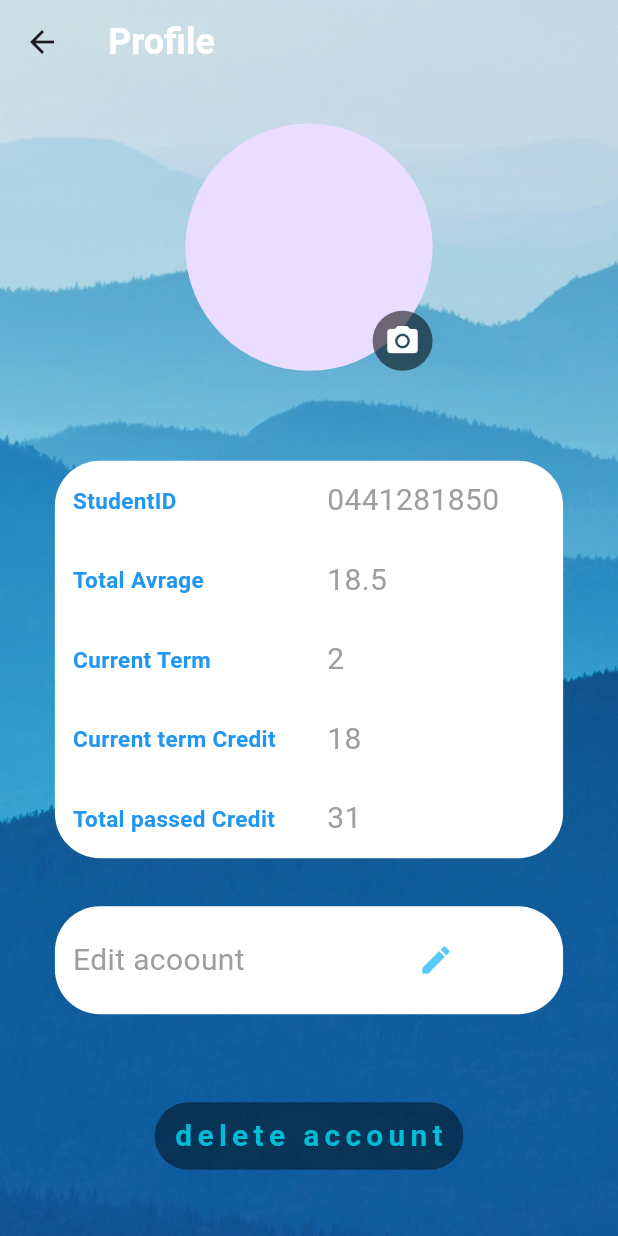
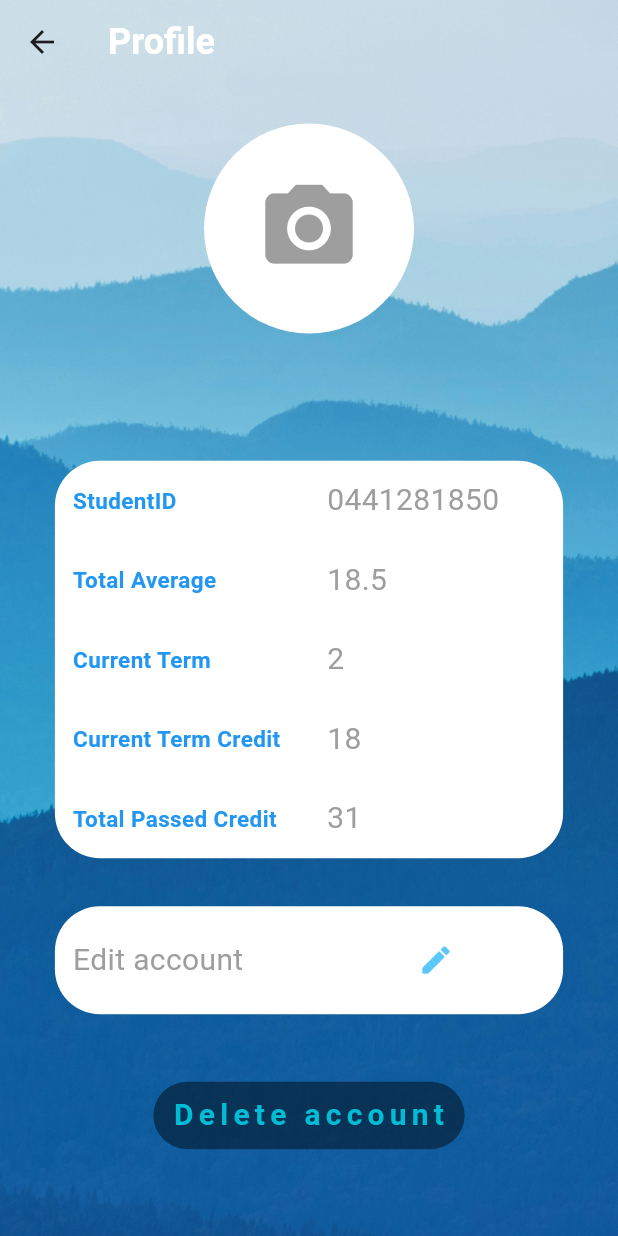
Before and after one commit to AloofAli/danshjoyar-flutter, a Flutter app: the profileScreen screen opened directly with empty values, after a tap on the "camera alt" icon, on a phone screen of 412 x 824 dp. Run offline on Flutter 3.47's test engine with Material 3 defaults, Android fonts, the phone set to English and light mode, and no system bars; our stand-ins replace file_picker, image_picker, toastification.

Commit message:
debug profilePage.dart

```diff
--- a/lib/pages/profilePage.dart
+++ b/lib/pages/profilePage.dart
@@ -8,22 +8,22 @@ import 'package:flutter/material.dart';
 import 'package:flutter/painting.dart';
 import 'package:flutter/rendering.dart';
 import 'package:flutter/widgets.dart';
+import 'package:image_picker/image_picker.dart';
 
 class profileScreen extends StatefulWidget {
   final String username;
-
   final String password;
 
-  const profileScreen(
-      {super.key, required this.username, required this.password});
+  const profileScreen({super.key, required this.username, required this.password});
 
   @override
   State<profileScreen> createState() => _profileScreenState(username, password);
 }
 
+File? _image;
+
 class _profileScreenState extends State<profileScreen> {
   final String username;
-
   final String password;
 
   _profileScreenState(this.username, this.password);
@@ -37,22 +37,20 @@ class _profileScreenState extends State<profileScreen> {
   Widget build(BuildContext context) {
     final width = MediaQuery.of(context).size.width;
     final height = MediaQuery.of(context).size.height;
-    File? _image;
 
     return Stack(
       children: <Widget>[
         Scaffold(
           extendBodyBehindAppBar: true,
-
           appBar: AppBar(
-backgroundColor:Colors.transparent,
+            backgroundColor: Colors.transparent,
             title: Text(
               "Profile",
               style: TextStyle(
                 color: Colors.white,
                 fontSize: 24,
                 fontWeight: FontWeight.bold,
-                )
+              ),
             ),
           ),
           body: SingleChildScrollView(
@@ -61,10 +59,10 @@ backgroundColor:Colors.transparent,
               child: Container(
                 decoration: BoxDecoration(
                   image: DecorationImage(
-                        image: AssetImage(
-                            "lib/asset/images/alex-shutin-kKvQJ6rK6S4-unsplash.jpg"),
+                    image: AssetImage("lib/asset/images/alex-shutin-kKvQJ6rK6S4-unsplash.jpg"),
                     fit: BoxFit.cover,
-                    )),
+                  ),
+                ),
                 child: Stack(
                   alignment: Alignment.topCenter,
                   children: <Widget>[
@@ -73,53 +71,32 @@ backgroundColor:Colors.transparent,
                       child: Column(
                         crossAxisAlignment: CrossAxisAlignment.center,
                         children: <Widget>[
-                          Stack(
-                            children: [
-                              CircleAvatar(
-                                backgroundImage:
-                                    _image != null ? FileImage(_image!) : null,
-                                radius: height / 10,
-                              ),
-                              Positioned(
-                                bottom: 0,
-                                right: 0,
-                                child: GestureDetector(
+                          GestureDetector(
+                            onTap: _load,
                             child: CircleAvatar(
-                                    backgroundColor: Colors.black54,
-                                    radius: 20,
-                                    child: IconButton(
-                                      icon: Icon(Icons.camera_alt),
-                                      color: Colors.white,
-                                      onPressed: () async {
-                                        FilePickerResult? result =
-                                            await FilePicker.platform.pickFiles(
-                                                type: FileType.image);
-                                        if (result != null) {
-                                          File file =
-                                              File(result.files.single.path!);
-                                          setState(() {
-                                            _image = file;
-                                          });
-                                        } else {
-                                          // User canceled the picker
-                                        }
-                                      },
+                              radius: 70,
+                              backgroundColor: Colors.white,
+                              child: ClipOval(
+                                child: _image == null
+                                    ? Icon(Icons.camera_alt, size: 70, color: Colors.grey)
+                                    : Image.file(
+                                  _image!,
+                                  fit: BoxFit.cover,
+                                  width: 140,
+                                  height: 140,
                                 ),
                               ),
                             ),
                           ),
-                            ],
-                          ),
-                          SizedBox(
-                            height: height / 100,
-                          ),
+                          SizedBox(height: height / 100),
                           Text(
-                            "$username",
+                            username,
                             style: const TextStyle(
                               fontSize: 24.0,
                               color: Colors.white,
-                                fontWeight: FontWeight.bold),
-                          )
+                              fontWeight: FontWeight.bold,
+                            ),
+                          ),
                         ],
                       ),
                     ),
@@ -127,89 +104,81 @@ backgroundColor:Colors.transparent,
                       padding: EdgeInsets.only(top: height / 3),
                     ),
                     Padding(
-                      padding: EdgeInsets.only(
-                          top: height / 3, left: width / 20, right: width / 20),
+                      padding: EdgeInsets.only(top: height / 3, left: width / 20, right: width / 20),
                       child: Column(
                         children: <Widget>[
-                          SizedBox(height: height/50,),
+                          SizedBox(height: height / 50),
                           Column(
                             children: [
                               Container(
                                 decoration: BoxDecoration(
                                   color: Colors.white,
-                                    borderRadius: BorderRadius.circular(30.0)),
+                                  borderRadius: BorderRadius.circular(30.0),
+                                ),
                                 margin: const EdgeInsets.all(16.0),
                                 child: Table(
-                                  defaultVerticalAlignment:
-                                      TableCellVerticalAlignment.middle,
+                                  defaultVerticalAlignment: TableCellVerticalAlignment.middle,
                                   children: [
                                     _buildTableRow("StudentID", "0441281850"),
-                                    _buildTableRow("Total Avrage", "18.5"),
+                                    _buildTableRow("Total Average", "18.5"),
                                     _buildTableRow("Current Term", "2"),
-                                    _buildTableRow("Current term Credit", "18"),
-                                    _buildTableRow("Total passed Credit", "31"),
+                                    _buildTableRow("Current Term Credit", "18"),
+                                    _buildTableRow("Total Passed Credit", "31"),
                                   ],
                                 ),
                               ),
                               Container(
                                 decoration: BoxDecoration(
                                   color: Colors.white,
-                                    borderRadius: BorderRadius.circular(30.0)),
+                                  borderRadius: BorderRadius.circular(30.0),
+                                ),
                                 margin: const EdgeInsets.all(16.0),
                                 child: Table(
-                                    defaultVerticalAlignment:
-                                        TableCellVerticalAlignment.middle,
+                                  defaultVerticalAlignment: TableCellVerticalAlignment.middle,
                                   children: [
                                     TableRow(
                                       children: [
                                         TableCell(
                                           child: Padding(
-                                              padding:
-                                                  const EdgeInsets.all(12.0),
+                                            padding: const EdgeInsets.all(12.0),
                                             child: Text(
-                                                "Edit acoount",
-                                                style: const TextStyle(
-                                                    color: Colors.grey,
-                                                    fontSize: 20),
+                                              "Edit account",
+                                              style: const TextStyle(color: Colors.grey, fontSize: 20),
                                             ),
                                           ),
                                         ),
                                         TableCell(
+
                                           child: Padding(
                                             padding: EdgeInsets.all(12.0),
                                             child: IconButton(
                                               splashColor: Colors.white,
                                               tooltip: "Edit account",
+
                                               icon: Icon(
-                                                  // Based on passwordVisible state choose the icon
                                                 Icons.edit,
-                                                  color: CupertinoColors
-                                                      .systemTeal,
+                                                color: CupertinoColors.systemTeal,
                                               ),
                                               onPressed: () {
                                                 setState(() {});
                                                 Navigator.push(
                                                   context,
                                                   MaterialPageRoute(
-                                                          builder: (context) =>
-                                                              EditAccount(
-                                                                  username:
-                                                                      username,
-                                                                  password:
-                                                                      password)));
+                                                    builder: (context) => EditAccount(username: username, password: password),
+                                                  ),
+                                                );
                                               },
                                             ),
                                           ),
                                         ),
                                       ],
                                     ),
-                                    ]),
-                              )
                                   ],
                                 ),
-                          SizedBox(
-                            height: height / 20,
                               ),
+                            ],
+                          ),
+                          SizedBox(height: height / 30),
                           TextButton(
                             style: ElevatedButton.styleFrom(
                               shape: const StadiumBorder(),
@@ -219,37 +188,37 @@ backgroundColor:Colors.transparent,
                               context: context,
                               builder: (BuildContext context) => AlertDialog(
                                 title: const Text('Are you sure?'),
-                                content: const Text(
-                                    '"Warning: This button permanently deletes your account and all associated data. Proceed with caution, as this action cannot be undone."'),
+                                content: const Text('"Warning: This button permanently deletes your account and all associated data. Proceed with caution, as this action cannot be undone."'),
                                 actions: <Widget>[
                                   TextButton(
-                                    onPressed: () =>
-                                        Navigator.pop(context, 'Cancel'),
-                                    child: const Text('No'
-                                        ''),
+                                    onPressed: () => Navigator.pop(context, 'Cancel'),
+                                    child: const Text('No'),
                                   ),
                                   TextButton(
                                     child: const Text('Yes'),
                                     onPressed: () => Navigator.push(
                                       context,
                                       MaterialPageRoute(
-                                            builder: (context) =>
-                                                const SignUpPage())),
+                                        builder: (context) => const SignUpPage(),
+                                      ),
+                                    ),
                                   ),
                                 ],
                               ),
                             ),
-                            child: const Text('delete account',
+                            child: const Text(
+                              'Delete account',
                               style: TextStyle(
                                 letterSpacing: 3.5,
                                 color: Colors.cyan,
                                 fontSize: 20.0,
                                 fontWeight: FontWeight.bold,
-                                )),
+                              ),
+                            ),
                           ),
                         ],
                       ),
-                    )
+                    ),
                   ],
                 ),
               ),
@@ -258,6 +227,22 @@ backgroundColor:Colors.transparent,
         ),
       ],
     );
+  }
+
+  void _loadimage(File file) {
+    setState(() {
+      _image = file;
+    });
+  }
+
+  Future<void> _load() async {
+    var picker = ImagePicker();
+    final pickedFile = await picker.pickImage(source: ImageSource.gallery);
+    setState(() {
+      if (pickedFile != null) {
+        _image = File(pickedFile.path);
+      }
+    });
   }
 }
 
@@ -269,8 +254,7 @@ TableRow _buildTableRow(String label, String value) {
           padding: const EdgeInsets.all(12.0),
           child: Text(
             label,
-            style: const TextStyle(
-                fontWeight: FontWeight.bold, color: Colors.blue, fontSize: 15),
+            style: const TextStyle(fontWeight: FontWeight.bold, color: Colors.blue, fontSize: 15),
           ),
         ),
       ),
--- a/pubspec.yaml
+++ b/pubspec.yaml
@@ -33,6 +33,7 @@ dependencies:
   toastification: 2.0.0
   thebrioflashynavbar: ^0.0.1
   file_picker: ^8.0.3
+  image_picker: ^1.1.2
   # The following adds the Cupertino Icons font to your application.
   # The following adds the Cupertino Icons font to your application.
   # Use with the CupertinoIcons class for iOS style icons.
```
Also changed, not shown: pubspec.lock, 5 other files. Lines whose indentation alone changed are shown as unchanged.
